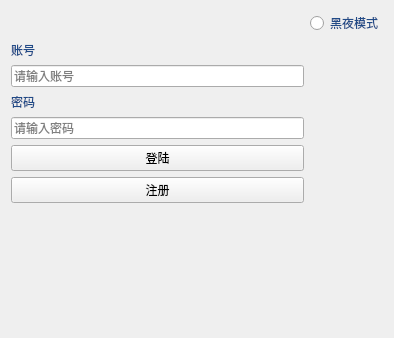
This is client/ui/login.ui in TT2TER/Echoplex as Qt 5 draws it before an edit. The edited form follows.
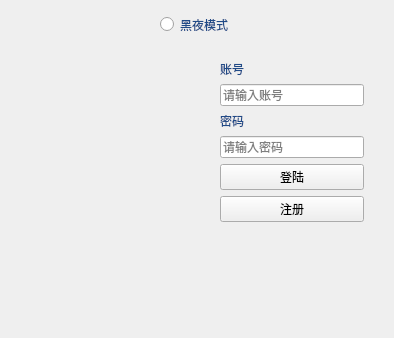
This is the edited form. Custom widgets are drawn as their Qt base class.

Patch:
```diff
--- a/client/ui/login.ui
+++ b/client/ui/login.ui
@@ -13,10 +13,65 @@
   <property name="windowTitle">
    <string>Form</string>
   </property>
-  <layout class="QHBoxLayout" name="horizontalLayout">
-   <item>
-    <layout class="QGridLayout" name="gridLayout">
-     <item row="2" column="0">
+  <widget class="RadioButton" name="dark_mode_butt">
+   <property name="geometry">
+    <rect>
+     <x>160</x>
+     <y>10</y>
+     <width>85</width>
+     <height>29</height>
+    </rect>
+   </property>
+   <property name="palette">
+    <palette>
+     <active>
+      <colorrole role="WindowText">
+       <brush brushstyle="SolidPattern">
+        <color alpha="255">
+         <red>32</red>
+         <green>74</green>
+         <blue>135</blue>
+        </color>
+       </brush>
+      </colorrole>
+     </active>
+     <inactive>
+      <colorrole role="WindowText">
+       <brush brushstyle="SolidPattern">
+        <color alpha="255">
+         <red>32</red>
+         <green>74</green>
+         <blue>135</blue>
+        </color>
+       </brush>
+      </colorrole>
+     </inactive>
+     <disabled>
+      <colorrole role="WindowText">
+       <brush brushstyle="SolidPattern">
+        <color alpha="255">
+         <red>190</red>
+         <green>190</green>
+         <blue>190</blue>
+        </color>
+       </brush>
+      </colorrole>
+     </disabled>
+    </palette>
+   </property>
+   <property name="text">
+    <string>黑夜模式</string>
+   </property>
+  </widget>
+  <widget class="QWidget" name="layoutWidget">
+   <property name="geometry">
+    <rect>
+     <x>220</x>
+     <y>60</y>
+     <width>144</width>
+     <height>236</height>
+    </rect>
+   </property>
       <layout class="QVBoxLayout" name="verticalLayout">
        <item>
         <widget class="BodyLabel" name="label">
@@ -586,54 +641,7 @@
         </spacer>
        </item>
       </layout>
-     </item>
-     <item row="1" column="1">
-      <widget class="RadioButton" name="dark_mode_butt">
-       <property name="palette">
-        <palette>
-         <active>
-          <colorrole role="WindowText">
-           <brush brushstyle="SolidPattern">
-            <color alpha="255">
-             <red>32</red>
-             <green>74</green>
-             <blue>135</blue>
-            </color>
-           </brush>
-          </colorrole>
-         </active>
-         <inactive>
-          <colorrole role="WindowText">
-           <brush brushstyle="SolidPattern">
-            <color alpha="255">
-             <red>32</red>
-             <green>74</green>
-             <blue>135</blue>
-            </color>
-           </brush>
-          </colorrole>
-         </inactive>
-         <disabled>
-          <colorrole role="WindowText">
-           <brush brushstyle="SolidPattern">
-            <color alpha="255">
-             <red>190</red>
-             <green>190</green>
-             <blue>190</blue>
-            </color>
-           </brush>
-          </colorrole>
-         </disabled>
-        </palette>
-       </property>
-       <property name="text">
-        <string>黑夜模式</string>
-       </property>
-      </widget>
-     </item>
-    </layout>
-   </item>
-  </layout>
+  </widget>
  </widget>
  <customwidgets>
   <customwidget>
```
Lines whose indentation alone changed are shown as unchanged.
